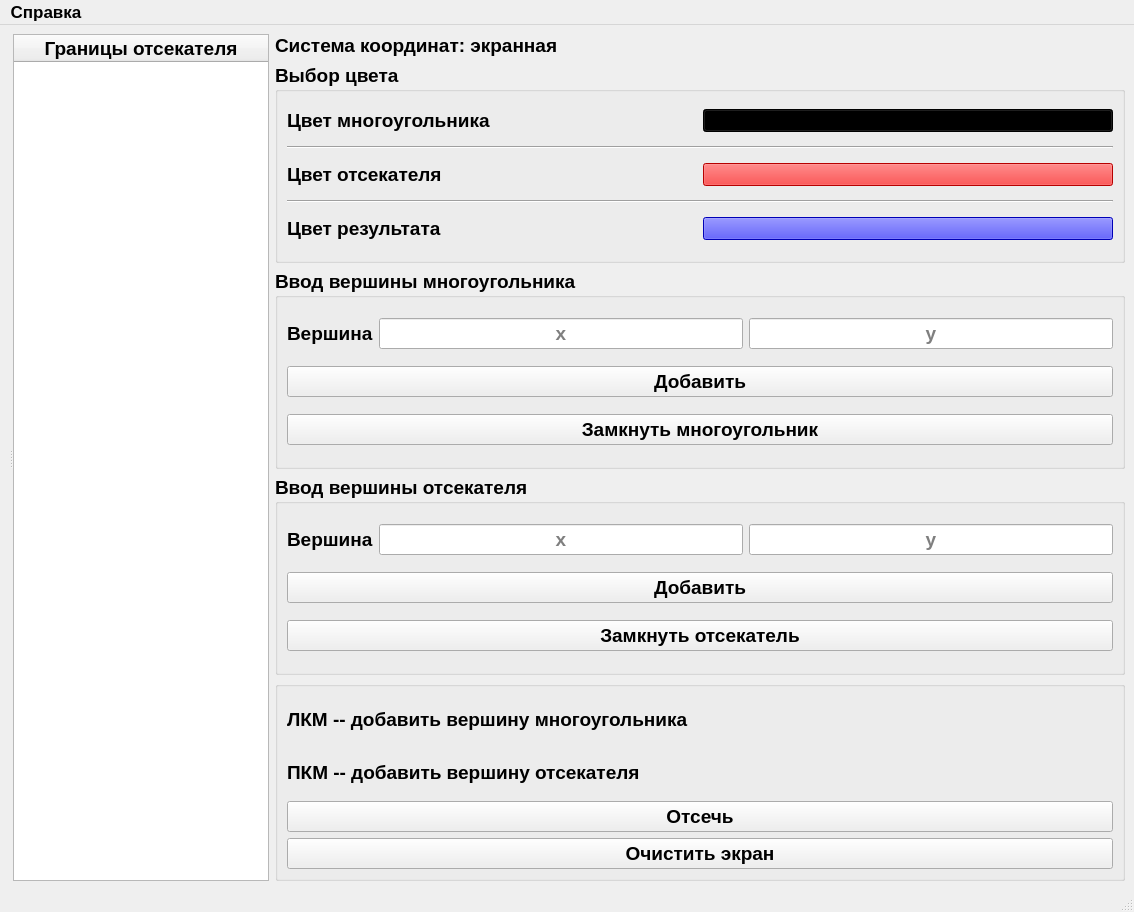
Above: lab9/lab9.ui from YusahO/CG before the change. Below: the same form after it.
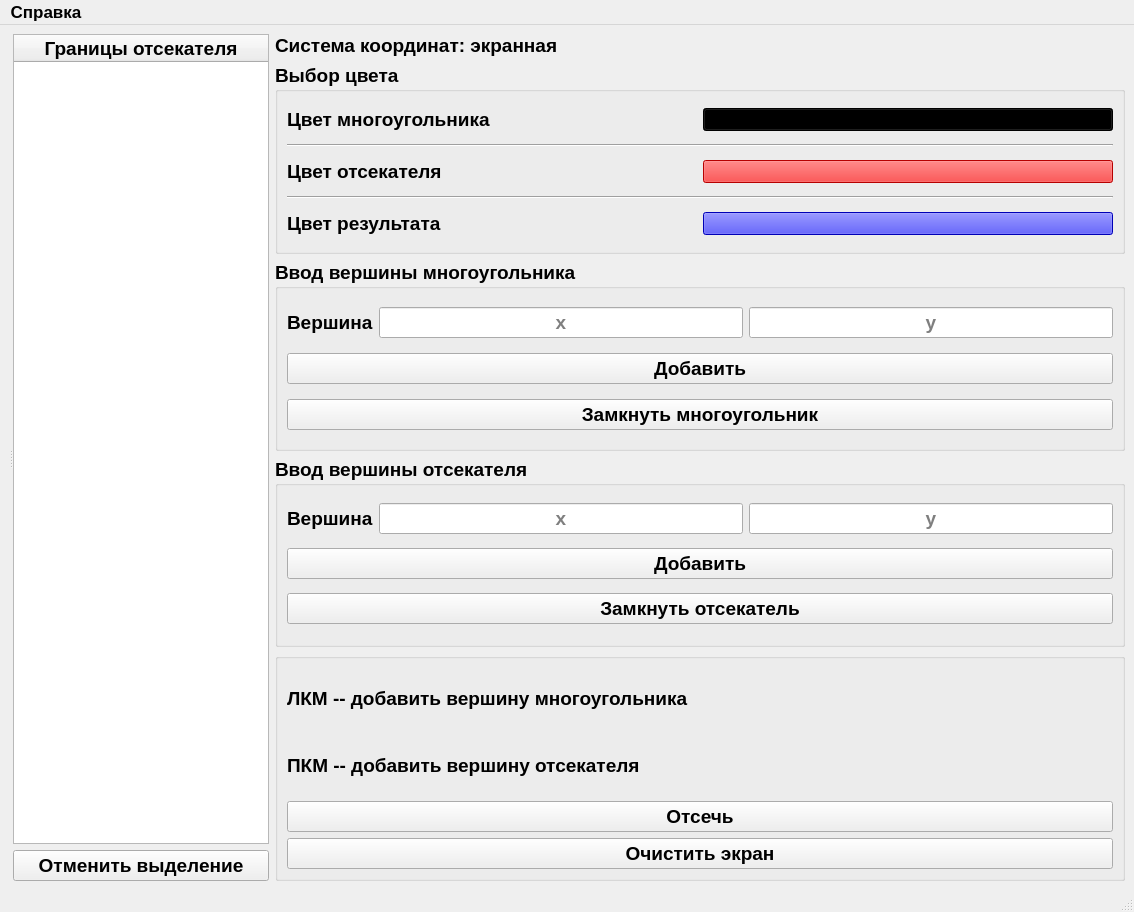
That is the form after the change. Custom widgets are drawn as their Qt base class.

The edit to the form file:
```diff
--- a/lab9/lab9.ui
+++ b/lab9/lab9.ui
@@ -23,7 +23,14 @@
       <widget class="QWidget" name="layoutWidget">
        <layout class="QVBoxLayout" name="verticalLayout_4" stretch="1">
         <item>
-         <widget class="Canvas" name="canvas" native="true"/>
+         <widget class="Canvas" name="canvas" native="true">
+          <property name="sizePolicy">
+           <sizepolicy hsizetype="Minimum" vsizetype="Preferred">
+            <horstretch>0</horstretch>
+            <verstretch>0</verstretch>
+           </sizepolicy>
+          </property>
+         </widget>
         </item>
        </layout>
       </widget>
@@ -32,6 +39,26 @@
         <property name="leftMargin">
          <number>0</number>
         </property>
+        <item row="0" column="1">
+         <widget class="QLabel" name="label_5">
+          <property name="sizePolicy">
+           <sizepolicy hsizetype="Preferred" vsizetype="Maximum">
+            <horstretch>0</horstretch>
+            <verstretch>0</verstretch>
+           </sizepolicy>
+          </property>
+          <property name="font">
+           <font>
+            <pointsize>14</pointsize>
+            <weight>75</weight>
+            <bold>true</bold>
+           </font>
+          </property>
+          <property name="text">
+           <string>Система координат: экранная</string>
+          </property>
+         </widget>
+        </item>
         <item row="3" column="1">
          <widget class="QGroupBox" name="groupBox_3">
           <property name="sizePolicy">
@@ -43,6 +70,7 @@
           <property name="font">
            <font>
             <pointsize>14</pointsize>
+            <weight>75</weight>
             <bold>true</bold>
            </font>
           </property>
@@ -115,6 +143,7 @@
           <property name="font">
            <font>
             <pointsize>14</pointsize>
+            <weight>75</weight>
             <bold>true</bold>
            </font>
           </property>
@@ -176,73 +205,12 @@
           </layout>
          </widget>
         </item>
-        <item row="4" column="1">
-         <widget class="QGroupBox" name="groupBox_4">
-          <property name="font">
-           <font>
-            <pointsize>14</pointsize>
-            <bold>true</bold>
-           </font>
-          </property>
-          <property name="title">
-           <string/>
-          </property>
-          <layout class="QVBoxLayout" name="verticalLayout_2">
-           <item>
-            <widget class="QLabel" name="label_9">
-             <property name="text">
-              <string>ЛКМ -- добавить вершину многоугольника</string>
-             </property>
-            </widget>
-           </item>
-           <item>
-            <widget class="QLabel" name="label_10">
-             <property name="text">
-              <string>ПКМ -- добавить вершину отсекателя</string>
-             </property>
-            </widget>
-           </item>
-           <item>
-            <widget class="QPushButton" name="doPB">
-             <property name="text">
-              <string>Отсечь</string>
-             </property>
-            </widget>
-           </item>
-           <item>
-            <widget class="QPushButton" name="canvClearPB">
-             <property name="text">
-              <string>Очистить экран</string>
-             </property>
-            </widget>
-           </item>
-          </layout>
-         </widget>
-        </item>
-        <item row="0" column="1">
-         <widget class="QLabel" name="label_5">
-          <property name="sizePolicy">
-           <sizepolicy hsizetype="Preferred" vsizetype="Maximum">
-            <horstretch>0</horstretch>
-            <verstretch>0</verstretch>
-           </sizepolicy>
-          </property>
-          <property name="font">
-           <font>
-            <pointsize>14</pointsize>
-            <bold>true</bold>
-           </font>
-          </property>
-          <property name="text">
-           <string>Система координат: экранная</string>
-          </property>
-         </widget>
-        </item>
         <item row="1" column="1">
          <widget class="QGroupBox" name="groupBox">
           <property name="font">
            <font>
             <pointsize>14</pointsize>
+            <weight>75</weight>
             <bold>true</bold>
            </font>
           </property>
@@ -255,6 +223,7 @@
              <property name="font">
               <font>
                <pointsize>10</pointsize>
+               <weight>50</weight>
                <bold>false</bold>
               </font>
              </property>
@@ -271,6 +240,7 @@
              <property name="font">
               <font>
                <pointsize>10</pointsize>
+               <weight>50</weight>
                <bold>false</bold>
               </font>
              </property>
@@ -287,6 +257,7 @@
              <property name="font">
               <font>
                <pointsize>10</pointsize>
+               <weight>50</weight>
                <bold>false</bold>
               </font>
              </property>
@@ -353,6 +324,7 @@
           <property name="font">
            <font>
             <pointsize>14</pointsize>
+            <weight>75</weight>
             <bold>true</bold>
            </font>
           </property>
@@ -375,6 +347,64 @@
           </column>
          </widget>
         </item>
+        <item row="5" column="0">
+         <widget class="QPushButton" name="deselectPB">
+          <property name="font">
+           <font>
+            <pointsize>14</pointsize>
+            <weight>75</weight>
+            <bold>true</bold>
+           </font>
+          </property>
+          <property name="text">
+           <string>Отменить выделение</string>
+          </property>
+         </widget>
+        </item>
+        <item row="4" column="1" rowspan="2">
+         <widget class="QGroupBox" name="groupBox_4">
+          <property name="font">
+           <font>
+            <pointsize>14</pointsize>
+            <weight>75</weight>
+            <bold>true</bold>
+           </font>
+          </property>
+          <property name="title">
+           <string/>
+          </property>
+          <layout class="QVBoxLayout" name="verticalLayout_2">
+           <item>
+            <widget class="QLabel" name="label_9">
+             <property name="text">
+              <string>ЛКМ -- добавить вершину многоугольника</string>
+             </property>
+            </widget>
+           </item>
+           <item>
+            <widget class="QLabel" name="label_10">
+             <property name="text">
+              <string>ПКМ -- добавить вершину отсекателя</string>
+             </property>
+            </widget>
+           </item>
+           <item>
+            <widget class="QPushButton" name="doPB">
+             <property name="text">
+              <string>Отсечь</string>
+             </property>
+            </widget>
+           </item>
+           <item>
+            <widget class="QPushButton" name="canvClearPB">
+             <property name="text">
+              <string>Очистить экран</string>
+             </property>
+            </widget>
+           </item>
+          </layout>
+         </widget>
+        </item>
        </layout>
       </widget>
      </widget>
@@ -387,12 +417,13 @@
      <x>0</x>
      <y>0</y>
      <width>1134</width>
-     <height>29</height>
+     <height>36</height>
     </rect>
    </property>
    <property name="font">
     <font>
      <pointsize>13</pointsize>
+     <weight>75</weight>
      <bold>true</bold>
     </font>
    </property>
@@ -400,6 +431,7 @@
     <property name="font">
      <font>
       <pointsize>13</pointsize>
+      <weight>75</weight>
       <bold>true</bold>
      </font>
     </property>
```
